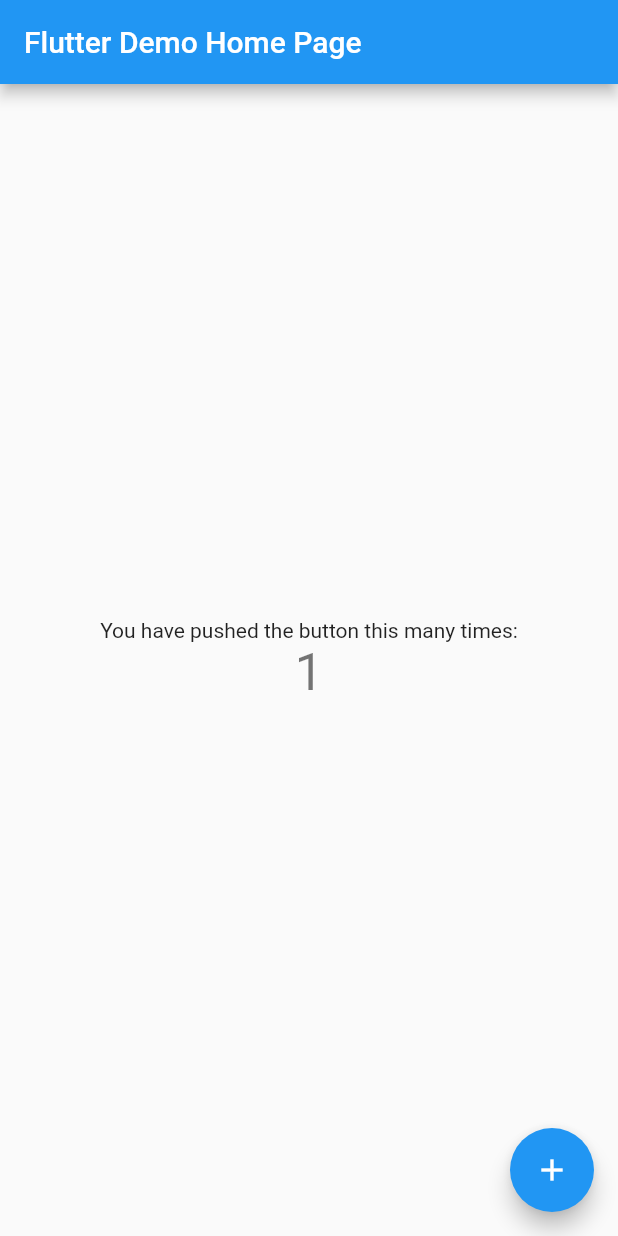
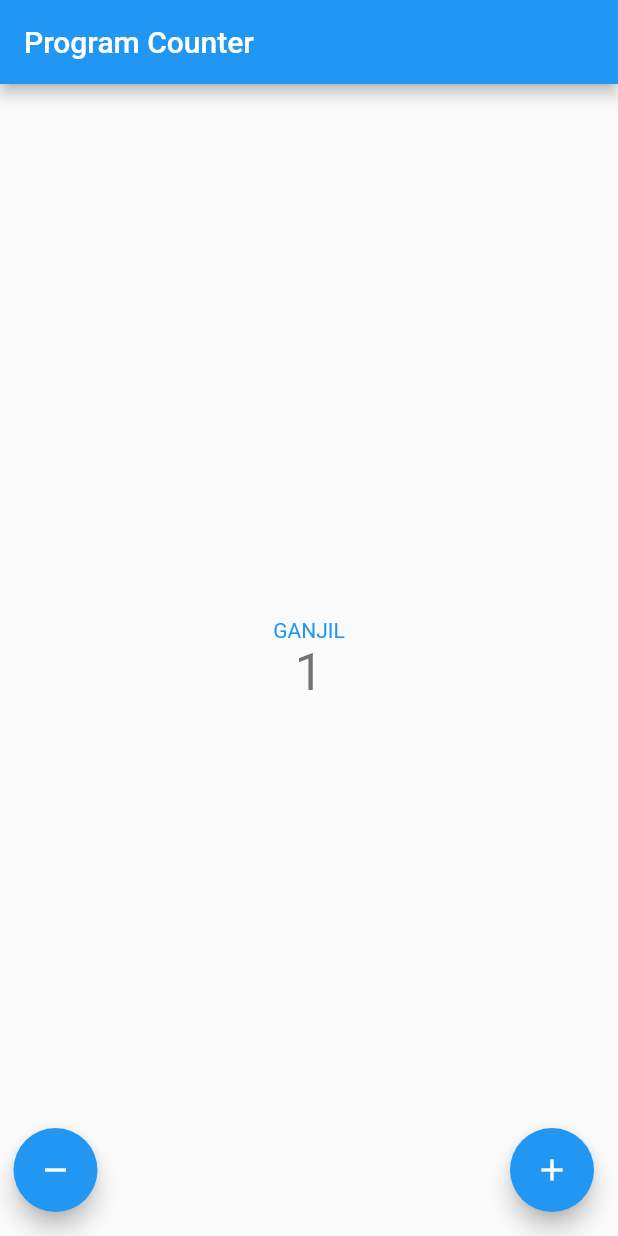
Before and after one commit to ferryhieronimus/pbp-flutter-lab, a Flutter app: the MyHomePage screen opened directly, after a tap on the "add" icon, on a phone screen of 412 x 824 dp. Run offline on Flutter 3.47's test engine with Material 2 defaults, Android fonts, the phone set to English and light mode, and no system bars.

Commit message:
finishing app

```diff
--- a/counter_7/lib/main.dart
+++ b/counter_7/lib/main.dart
@@ -24,7 +24,7 @@ class MyApp extends StatelessWidget {
         // is not restarted.
         primarySwatch: Colors.blue,
       ),
-      home: const MyHomePage(title: 'Flutter Demo Home Page'),
+      home: const MyHomePage(title: 'Program Counter'),
     );
   }
 }
@@ -49,6 +49,9 @@ class MyHomePage extends StatefulWidget {
 
 class _MyHomePageState extends State<MyHomePage> {
   int _counter = 0;
+  String _ganjilgenap = 'GENAP';
+  MaterialColor _color = Colors.red;
+  bool _visible = false;
 
   void _incrementCounter() {
     setState(() {
@@ -58,6 +61,35 @@ class _MyHomePageState extends State<MyHomePage> {
       // _counter without calling setState(), then the build method would not be
       // called again, and so nothing would appear to happen.
       _counter++;
+
+      if (_counter % 2 == 0) {
+        _ganjilgenap = "GENAP";
+        _color = Colors.red;
+      } else {
+        _ganjilgenap = "GANJIL";
+        _color = Colors.blue;
+      }
+
+      if (_counter > 0) {
+        _visible = true;
+      }
+    });
+  }
+
+  void _decrementCounter() {
+    setState(() {
+      if (_counter != 0) {
+        _counter--;
+        if (_counter % 2 == 0) {
+          _ganjilgenap = "GENAP";
+          _color = Colors.red;
+        } else {
+          _ganjilgenap = "GANJIL";
+          _color = Colors.blue;
+        }
+      } else {
+        _visible = false;
+      }
     });
   }
 
@@ -95,8 +127,11 @@ class _MyHomePageState extends State<MyHomePage> {
           // horizontal).
           mainAxisAlignment: MainAxisAlignment.center,
           children: <Widget>[
-            const Text(
-              'You have pushed the button this many times:',
+            Text(
+                '$_ganjilgenap',
+                style: TextStyle(
+                  color: _color,
+                )
             ),
             Text(
               '$_counter',
@@ -105,10 +140,26 @@ class _MyHomePageState extends State<MyHomePage> {
           ],
         ),
       ),
-      floatingActionButton: FloatingActionButton(
-        onPressed: _incrementCounter,
-        tooltip: 'Increment',
-        child: const Icon(Icons.add),
+      floatingActionButton: Padding(
+        padding: EdgeInsets.only(left: 25),
+        child: Row(
+          mainAxisAlignment: MainAxisAlignment.spaceBetween,
+          children: [
+            Visibility(
+              visible: _visible,
+              child: FloatingActionButton(
+                onPressed: _decrementCounter,
+                tooltip: 'Decrement',
+                child: const Icon(Icons.remove),
+              ),
+            ),
+            FloatingActionButton(
+              onPressed: _incrementCounter,
+              tooltip: 'Increment',
+              child: const Icon(Icons.add),
+            ),
+          ],
+        ),
       ), // This trailing comma makes auto-formatting nicer for build methods.
     );
   }
```
